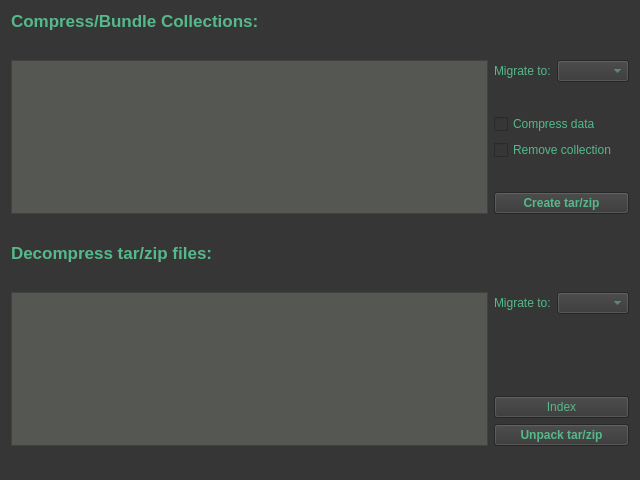
This is irods-basicGUI/ui-files/tabDataCompression.ui in iBridges-for-iRODS/iBridges as Qt 5 draws it before an edit. The edited form follows.
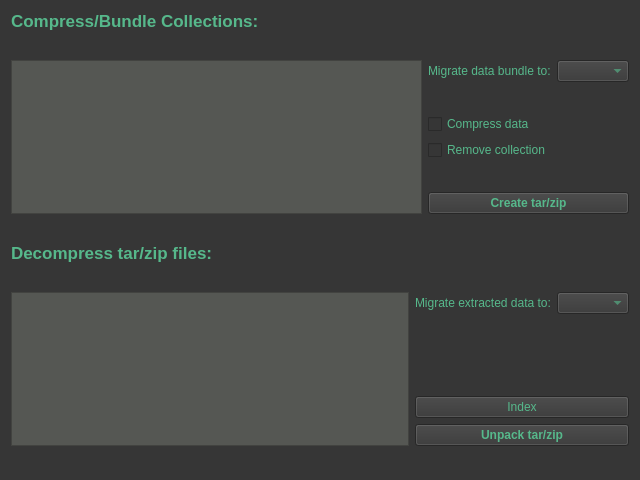
This is the edited form.

Commit message: Implementing tar/zip functionality for small collections: - Extend irodsTreeView with getParentIindex - irodsDataCompression.py: Implement data zip/tar

```diff
--- a/irods-basicGUI/ui-files/tabDataCompression.ui
+++ b/irods-basicGUI/ui-files/tabDataCompression.ui
@@ -76,6 +76,12 @@
     <layout class="QHBoxLayout" name="horizontalLayout">
      <item>
       <widget class="QTreeView" name="irodsCollectionTree">
+       <property name="minimumSize">
+        <size>
+         <width>0</width>
+         <height>150</height>
+        </size>
+       </property>
        <property name="editTriggers">
         <set>QAbstractItemView::NoEditTriggers</set>
        </property>
@@ -91,7 +97,7 @@
          <item>
           <widget class="QLabel" name="label">
            <property name="text">
-            <string>Migrate to:</string>
+            <string>Migrate data bundle to:</string>
            </property>
           </widget>
          </item>
@@ -177,6 +183,22 @@
      </property>
     </widget>
    </item>
+   <item>
+    <spacer name="verticalSpacer_8">
+     <property name="orientation">
+      <enum>Qt::Vertical</enum>
+     </property>
+     <property name="sizeType">
+      <enum>QSizePolicy::Expanding</enum>
+     </property>
+     <property name="sizeHint" stdset="0">
+      <size>
+       <width>20</width>
+       <height>20</height>
+      </size>
+     </property>
+    </spacer>
+   </item>
    <item>
     <widget class="QLabel" name="label_3">
      <property name="font">
@@ -215,6 +237,12 @@
     <layout class="QHBoxLayout" name="horizontalLayout_3">
      <item>
       <widget class="QTreeView" name="irodsCompressionTree">
+       <property name="minimumSize">
+        <size>
+         <width>0</width>
+         <height>150</height>
+        </size>
+       </property>
        <property name="editTriggers">
         <set>QAbstractItemView::NoEditTriggers</set>
        </property>
@@ -230,7 +258,7 @@
          <item>
           <widget class="QLabel" name="label_4">
            <property name="text">
-            <string>Migrate to:</string>
+            <string>Migrate extracted data to:</string>
            </property>
           </widget>
          </item>
```
Left out of the diff: 5 changed lines with no effect on the pictures. The commit also changes 3 other files.
